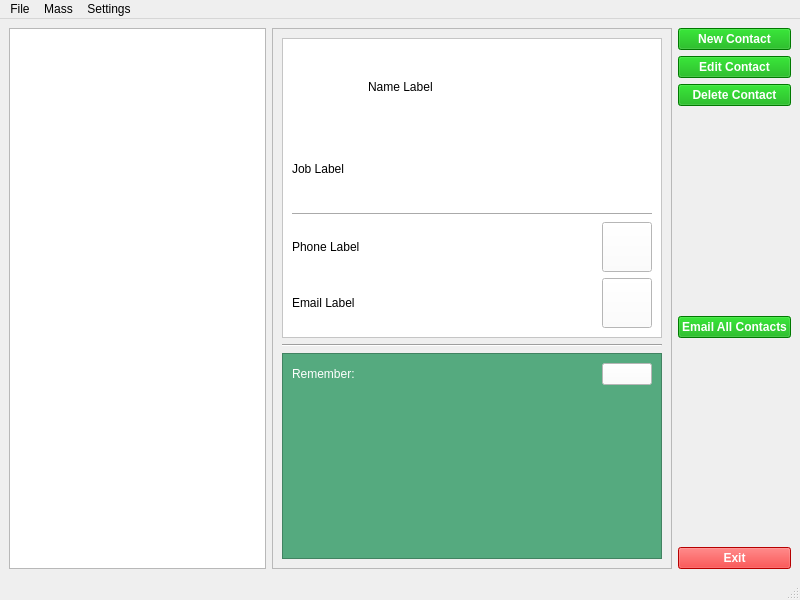
The window that contacts.ui (delivite/phonebook) describes before a commit, drawn with Qt 5.
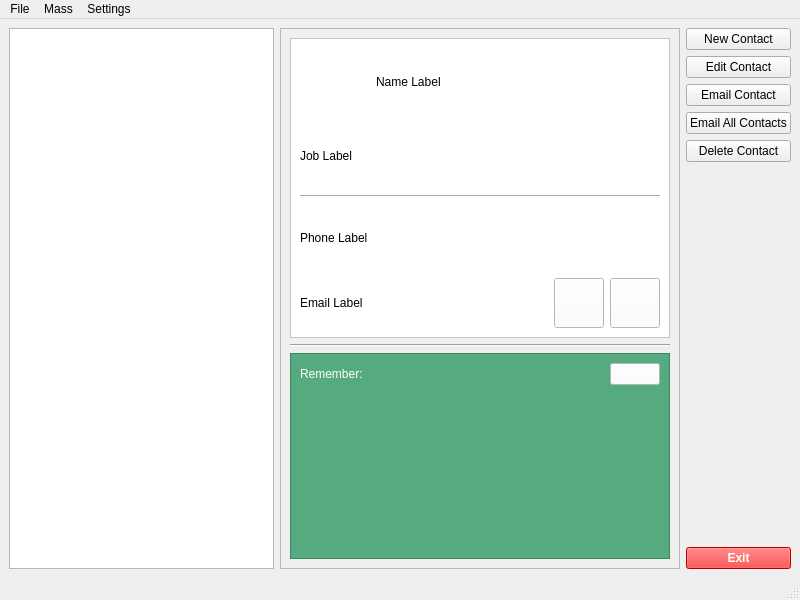
The same window after the commit. Icons and pictures are not drawn.

Patch:
```diff
--- a/contacts.ui
+++ b/contacts.ui
@@ -34,14 +34,10 @@
        <widget class="QPushButton" name="new_contact">
         <property name="font">
          <font>
-          <weight>75</weight>
-          <bold>true</bold>
+          <weight>50</weight>
+          <bold>false</bold>
          </font>
         </property>
-        <property name="styleSheet">
-         <string notr="true">background-color: rgb(0, 170, 0);
-color: rgb(255, 255, 255);</string>
-        </property>
         <property name="text">
          <string>New Contact</string>
         </property>
@@ -51,66 +47,49 @@
        <widget class="QPushButton" name="edit_contact">
         <property name="font">
          <font>
-          <weight>75</weight>
-          <bold>true</bold>
+          <weight>50</weight>
+          <bold>false</bold>
          </font>
         </property>
-        <property name="styleSheet">
-         <string notr="true">background-color: rgb(0, 170, 0);
-color: rgb(255, 255, 255);</string>
-        </property>
         <property name="text">
          <string>Edit Contact</string>
         </property>
        </widget>
       </item>
       <item>
-       <widget class="QPushButton" name="delete_contact">
-        <property name="font">
-         <font>
-          <weight>75</weight>
-          <bold>true</bold>
-         </font>
-        </property>
-        <property name="styleSheet">
-         <string notr="true">background-color: rgb(0, 170, 0);
-color: rgb(255, 255, 255);</string>
-        </property>
+       <widget class="QPushButton" name="email_button">
         <property name="text">
-         <string>Delete Contact</string>
+         <string>Email Contact</string>
         </property>
        </widget>
       </item>
-      <item>
-       <spacer name="verticalSpacer_2">
-        <property name="orientation">
-         <enum>Qt::Vertical</enum>
-        </property>
-        <property name="sizeHint" stdset="0">
-         <size>
-          <width>20</width>
-          <height>40</height>
-         </size>
-        </property>
-       </spacer>
-      </item>
       <item>
        <widget class="QPushButton" name="pushButton_3">
         <property name="font">
          <font>
-          <weight>75</weight>
-          <bold>true</bold>
+          <weight>50</weight>
+          <bold>false</bold>
+          <kerning>true</kerning>
          </font>
         </property>
-        <property name="styleSheet">
-         <string notr="true">background-color: rgb(0, 170, 0);
-color: rgb(255, 255, 255);</string>
-        </property>
         <property name="text">
          <string>Email All Contacts</string>
         </property>
        </widget>
       </item>
+      <item>
+       <widget class="QPushButton" name="delete_contact">
+        <property name="font">
+         <font>
+          <weight>50</weight>
+          <bold>false</bold>
+         </font>
+        </property>
+        <property name="text">
+         <string>Delete Contact</string>
+        </property>
+       </widget>
+      </item>
       <item>
        <spacer name="verticalSpacer">
         <property name="orientation">
@@ -267,29 +246,6 @@
               </property>
              </widget>
             </item>
-            <item>
-             <widget class="QPushButton" name="pushButton_2">
-              <property name="maximumSize">
-               <size>
-                <width>50</width>
-                <height>50</height>
-               </size>
-              </property>
-              <property name="text">
-               <string/>
-              </property>
-              <property name="icon">
-               <iconset resource="resources.qrc">
-                <normaloff>:/img/MetroUI-Other-Phone-Alt-icon.png</normaloff>:/img/MetroUI-Other-Phone-Alt-icon.png</iconset>
-              </property>
-              <property name="iconSize">
-               <size>
-                <width>50</width>
-                <height>50</height>
-               </size>
-              </property>
-             </widget>
-            </item>
            </layout>
           </item>
           <item>
@@ -307,6 +263,29 @@
               </property>
              </widget>
             </item>
+            <item>
+             <widget class="QPushButton" name="call_button">
+              <property name="maximumSize">
+               <size>
+                <width>50</width>
+                <height>50</height>
+               </size>
+              </property>
+              <property name="text">
+               <string/>
+              </property>
+              <property name="icon">
+               <iconset resource="resources.qrc">
+                <normaloff>:/img/Actions-skype-contact-online-icon.png</normaloff>:/img/Actions-skype-contact-online-icon.png</iconset>
+              </property>
+              <property name="iconSize">
+               <size>
+                <width>50</width>
+                <height>50</height>
+               </size>
+              </property>
+             </widget>
+            </item>
             <item>
              <widget class="QPushButton" name="pushButton">
               <property name="maximumSize">
```
